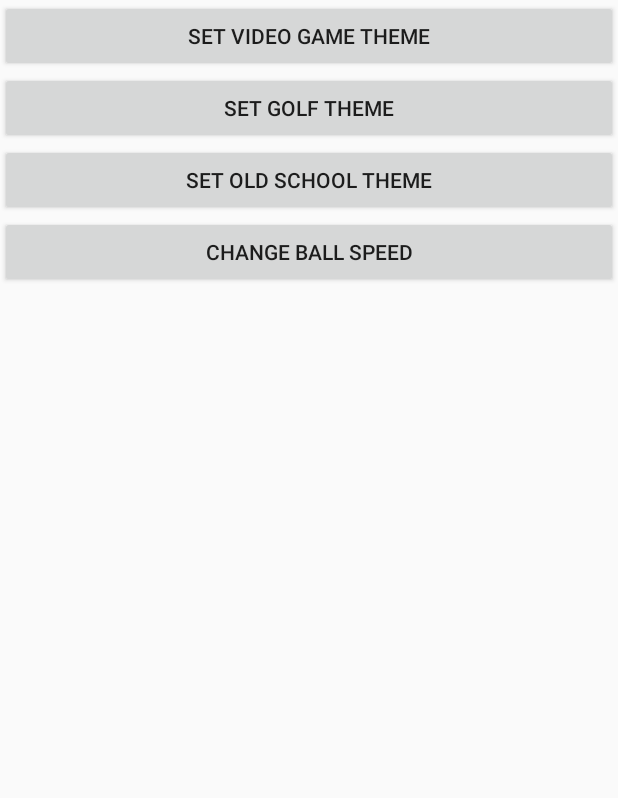
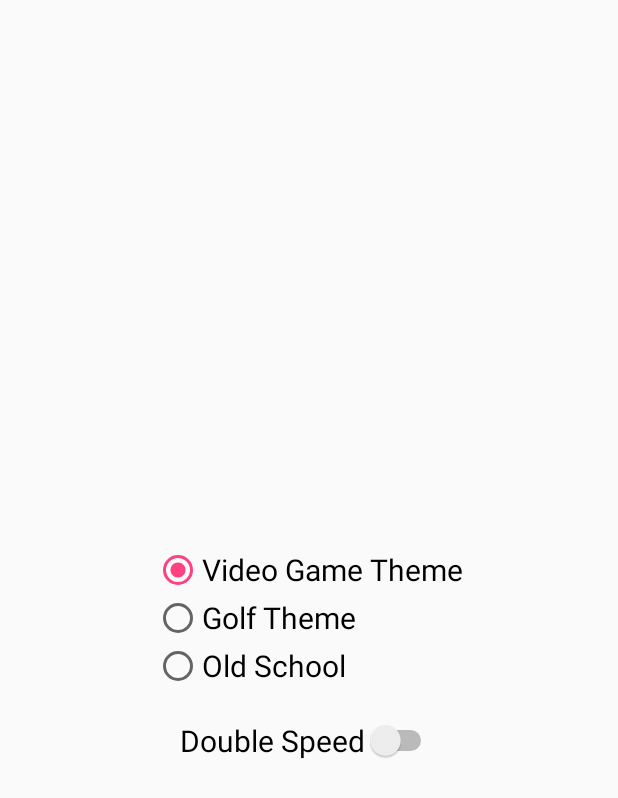
Before and after one commit to cesar93683/Gyro-Maze, an Android app: the Settings screen opened directly, with no data from a screen before it, on a phone screen of 412 x 824 dp. Shown: the top 798 px of the screen. Run offline under Robolectric (Android 15) with nearby library versions, the phone set to English and light mode, and no system bars.

Commit message:
update settings layout to radio group and switch

```diff
--- a/app/src/main/java/com/example/ceamaya/gyromaze/Settings.java
+++ b/app/src/main/java/com/example/ceamaya/gyromaze/Settings.java
@@ -1,52 +1,54 @@
 package com.example.ceamaya.gyromaze;
 
 import android.content.Context;
-import android.graphics.Bitmap;
-import android.graphics.BitmapFactory;
-import android.support.constraint.ConstraintLayout;
 import android.support.v7.app.AppCompatActivity;
 import android.os.Bundle;
 import android.view.View;
+import android.widget.CompoundButton;
+import android.widget.RadioGroup;
+import android.widget.Switch;
 import android.widget.Toast;
 
 import static com.example.ceamaya.gyromaze.MainActivity.speedup;
 
 public class Settings extends AppCompatActivity {
-    //final ConstraintLayout layout;
-    private Context context;
 
     @Override
     protected void onCreate(Bundle savedInstanceState) {
         super.onCreate(savedInstanceState);
         super.setContentView(R.layout.activity_settings);
-
+        RadioGroup radioGroup =  findViewById(R.id.radioGroup);
+        if(MainActivity.theme == 1) {
+            radioGroup.check(R.id.videoGameTheme);
+        } else if(MainActivity.theme == 2) {
+            radioGroup.check(R.id.golfTheme);
+        } else {
+            radioGroup.check(R.id.oldSchoolTheme);
+        }
+        radioGroup.setOnCheckedChangeListener(new RadioGroup.OnCheckedChangeListener() {
+            public void onCheckedChanged(RadioGroup group, int checkedId) {
+                if(checkedId == R.id.videoGameTheme) {
+                    MainActivity.theme = 1;
+                }else if(checkedId == R.id.golfTheme) {
+                    MainActivity.theme = 2;
+                } else {
+                    MainActivity.theme = 3;
+                }
+            }
+        });
+        Switch speedSwitch = findViewById(R.id.speed_switch);
+        speedSwitch.setChecked(speedup);
+        speedSwitch.setOnCheckedChangeListener(new CompoundButton.OnCheckedChangeListener() {
+            @Override
+            public void onCheckedChanged(CompoundButton buttonView, boolean isChecked) {
+                speedup = !speedup;
+                if(speedup) {
+                    GameView.MOVE_SCALE = 14;
+                } else {
+                    GameView.MOVE_SCALE = 7;
+                }
+            }
+        });
     }
 
-    public void setVideogames(View v){
-        MainActivity.theme = 1;
-        Toast.makeText(getApplicationContext(),"Set to Video Game Theme", Toast.LENGTH_SHORT).show();
-    }
-
-    public void setGolf(View v){
-        MainActivity.theme = 2;
-        Toast.makeText(getApplicationContext(),"Set to Golf Theme", Toast.LENGTH_SHORT).show();
-    }
-
-    public void setOld(View v) {
-        MainActivity.theme = 3;
-        Toast.makeText(getApplicationContext(),"Set to Old School Theme", Toast.LENGTH_SHORT).show();
-    }
-
-    public void changeSpeed(View v){
-        if(!speedup){
-            GameView.MOVE_SCALE = 14;
-            Toast.makeText(getApplicationContext(),"Speedup 2x!", Toast.LENGTH_SHORT).show();
-            speedup = true;
-        }
-        else{
-            GameView.MOVE_SCALE = 7;
-            Toast.makeText(getApplicationContext(),"Default Speed", Toast.LENGTH_SHORT).show();
-            speedup = false;
-        }
-    }
 }
--- a/app/src/main/res/layout/activity_settings.xml
+++ b/app/src/main/res/layout/activity_settings.xml
@@ -1,37 +1,45 @@
 <?xml version="1.0" encoding="utf-8"?>
-<LinearLayout xmlns:android="http://schemas.android.com/apk/res/android"
-    xmlns:app="http://schemas.android.com/apk/res-auto"
+<RelativeLayout xmlns:android="http://schemas.android.com/apk/res/android"
     xmlns:tools="http://schemas.android.com/tools"
     android:layout_width="match_parent"
     android:layout_height="match_parent"
-    android:orientation="vertical"
     tools:context=".Settings">
 
-    <Button
-        android:id="@+id/setVideogame"
-        android:layout_width="match_parent"
+    <RadioGroup
+        android:id="@+id/radioGroup"
+        android:layout_width="wrap_content"
         android:layout_height="wrap_content"
-        android:onClick="setVideogames"
-        android:text="Set Video Game Theme" />
+        android:layout_centerInParent="true">
 
-    <Button
-        android:id="@+id/setGolf"
-        android:layout_width="match_parent"
+        <RadioButton
+            android:id="@+id/videoGameTheme"
+            android:layout_width="wrap_content"
+            android:layout_height="wrap_content"
+            android:text="Video Game Theme"
+            android:textSize="20sp" />
+
+        <RadioButton
+            android:id="@+id/golfTheme"
+            android:layout_width="wrap_content"
+            android:layout_height="wrap_content"
+            android:text="Golf Theme"
+            android:textSize="20sp" />
+
+        <RadioButton
+            android:id="@+id/oldSchoolTheme"
+            android:layout_width="wrap_content"
+            android:layout_height="wrap_content"
+            android:text="Old School"
+            android:textSize="20sp" />
+    </RadioGroup>
+
+    <Switch
+        android:id="@+id/speed_switch"
+        android:layout_width="wrap_content"
         android:layout_height="wrap_content"
-        android:onClick="setGolf"
-        android:text="Set Golf Theme" />
-
-    <Button
-        android:id="@+id/setOldSchool"
-        android:layout_width="match_parent"
-        android:layout_height="wrap_content"
-        android:onClick="setOld"
-        android:text="Set Old School Theme" />
-
-    <Button
-        android:id="@+id/changeSpeed"
-        android:layout_width="match_parent"
-        android:layout_height="wrap_content"
-        android:onClick="changeSpeed"
-        android:text="Change Ball Speed" />
-</LinearLayout>
+        android:layout_below="@+id/radioGroup"
+        android:layout_marginTop="20dp"
+        android:layout_centerHorizontal="true"
+        android:text="Double Speed"
+        android:textSize="20sp" />
+</RelativeLayout>
```
Also changed, not shown: app/src/main/java/com/example/ceamaya/gyromaze/GameView.java (+26 -29 lines).
